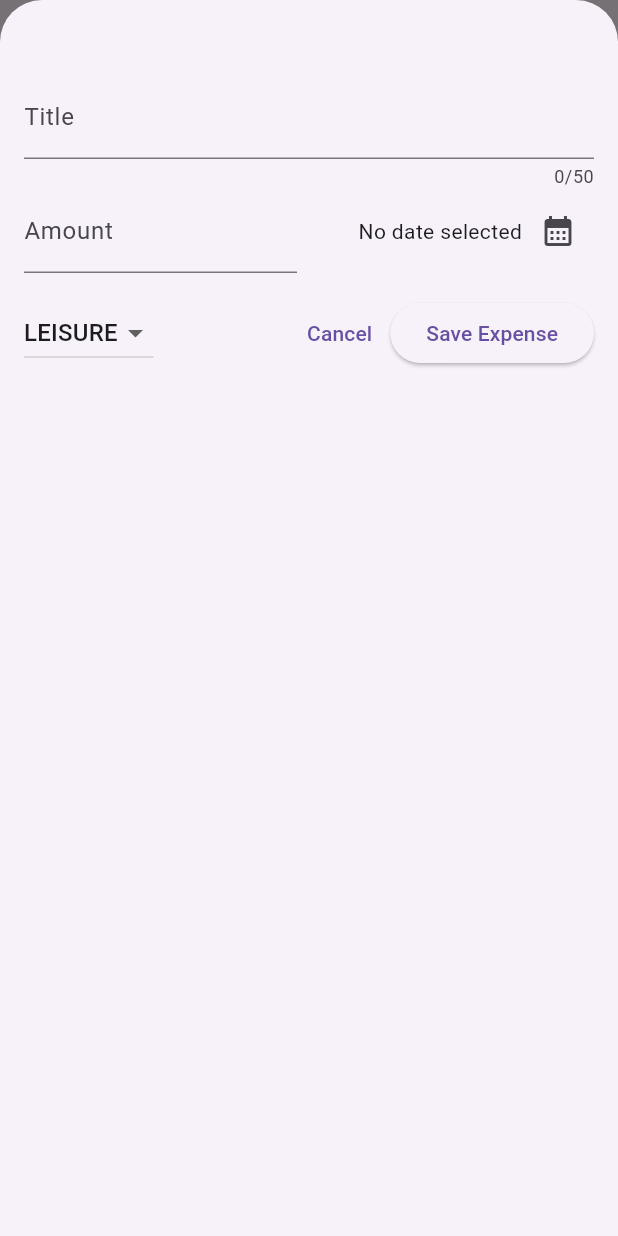
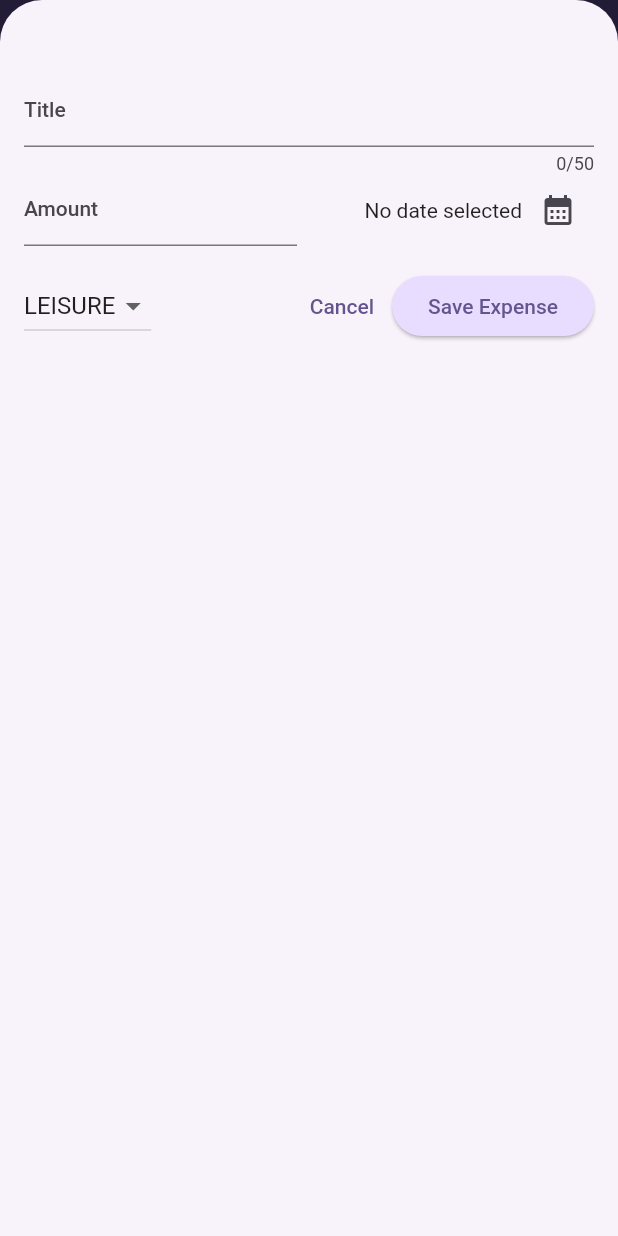
Before and after one commit to kedarsubedi/expense_tracker_flutter, a Flutter app: the screen it shows after launch, after a tap on the "add" icon, on a phone screen of 412 x 824 dp. Run offline on Flutter 3.47's test engine with Material 2 defaults, Android fonts, the phone set to English and light mode, and no system bars.

Commit message:
enhance: ui changes

```diff
--- a/lib/main.dart
+++ b/lib/main.dart
@@ -1,11 +1,38 @@
 import 'package:flutter/material.dart';
 import 'package:expense_tracker/widgets/expenses.dart';
+
+var kColorScheme = ColorScheme.fromSeed(
+  seedColor: const Color.fromARGB(255, 96, 59, 181),
+);
 
 void main() {
   runApp(
     MaterialApp(
       debugShowCheckedModeBanner: false,
-      theme: ThemeData(useMaterial3: true),
+      theme: ThemeData().copyWith(
+        useMaterial3: true,
+        colorScheme: kColorScheme,
+        appBarTheme: const AppBarTheme().copyWith(
+          backgroundColor: kColorScheme.onPrimaryContainer,
+          foregroundColor: kColorScheme.primaryContainer,
+        ),
+        cardTheme: const CardTheme().copyWith(
+          color: kColorScheme.secondaryContainer,
+          margin: const EdgeInsets.symmetric(horizontal: 16, vertical: 8),
+        ),
+        elevatedButtonTheme: ElevatedButtonThemeData(
+          style: ElevatedButton.styleFrom(
+            backgroundColor: kColorScheme.primaryContainer,
+          ),
+        ),
+        textTheme: ThemeData().textTheme.copyWith(
+              titleLarge: TextStyle(
+                fontWeight: FontWeight.normal,
+                color: kColorScheme.onSecondaryContainer,
+                fontSize: 14,
+              ),
+            ),
+      ),
       home: const Expenses(),
     ),
   );
```
